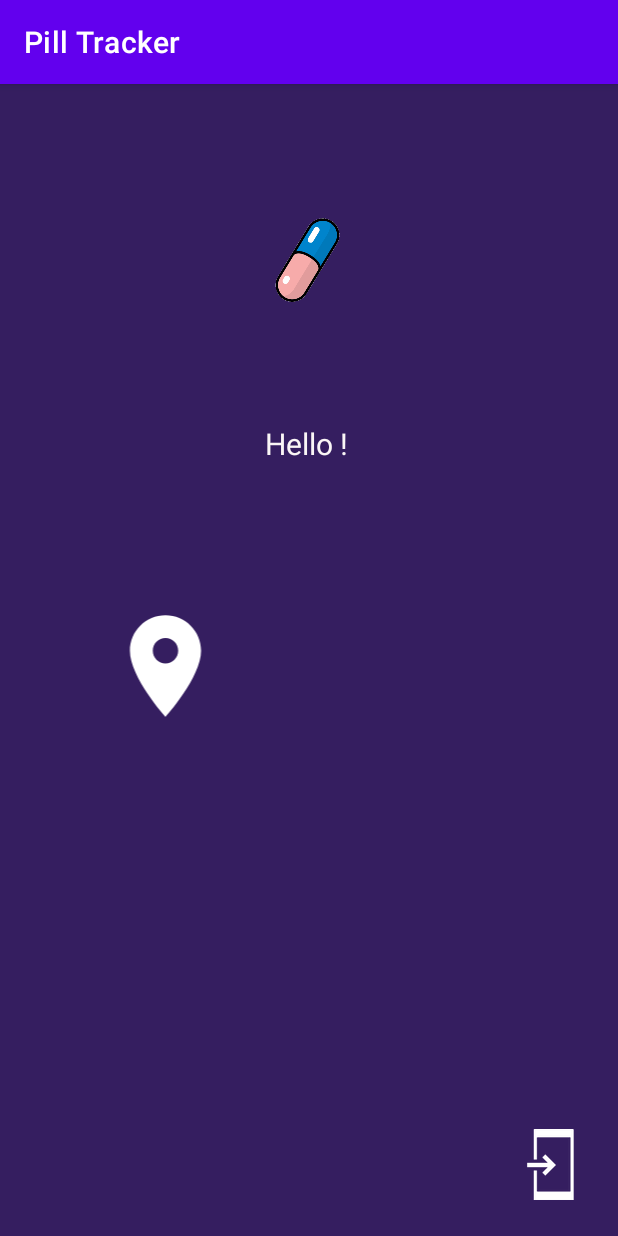
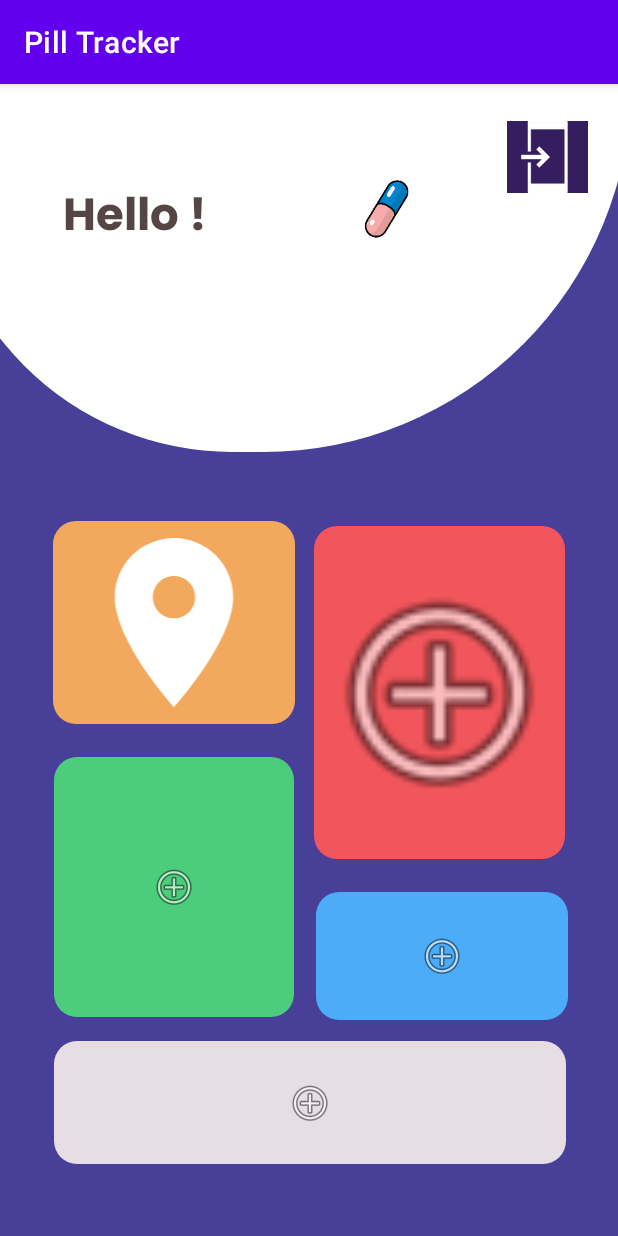
Before and after one commit to srividya-p/PillTracker, an Android app: the DashboardActivity screen opened directly, with no data from a screen before it, on a phone screen of 412 x 824 dp. Run offline under Robolectric (Android 15) with nearby library versions, the phone set to English and light mode, and no system bars; our stand-ins replace Firebase (no records; nobody signed in at launch, a user with empty details on screens opened directly), Picasso; pictures from the network do not load.

Commit message:
Dashboard and Add Activity XML

```diff
--- /dev/null
+++ b/app/src/main/res/drawable/round_btns.xml
@@ -0,0 +1,6 @@
+<?xml version="1.0" encoding="utf-8"?>
+<shape xmlns:android="http://schemas.android.com/apk/res/android">
+    <corners  android:radius="15dp"/>
+    <solid android:color="#EDC992E4"></solid>
+
+</shape>
--- /dev/null
+++ b/app/src/main/res/drawable/round_nav.xml
@@ -0,0 +1,7 @@
+<?xml version="1.0" encoding="utf-8"?>
+<shape xmlns:android="http://schemas.android.com/apk/res/android">
+    <corners
+        android:bottomLeftRadius="200dp"
+        android:bottomRightRadius="250dp"/>
+    <solid android:color="#FFFFFF"></solid>
+</shape>
--- /dev/null
+++ b/app/src/main/res/font/poppins_bold.xml
@@ -0,0 +1,7 @@
+<?xml version="1.0" encoding="utf-8"?>
+<font-family xmlns:app="http://schemas.android.com/apk/res-auto"
+        app:fontProviderAuthority="com.google.android.gms.fonts"
+        app:fontProviderPackage="com.google.android.gms"
+        app:fontProviderQuery="name=Poppins&amp;weight=700"
+        app:fontProviderCerts="@array/com_google_android_gms_fonts_certs">
+</font-family>
--- a/app/src/main/res/layout/activity_dashboard.xml
+++ b/app/src/main/res/layout/activity_dashboard.xml
@@ -4,55 +4,137 @@
     xmlns:tools="http://schemas.android.com/tools"
     android:layout_width="match_parent"
     android:layout_height="match_parent"
-    android:background="#351E60"
+    android:background="#473F98"
+    android:backgroundTint="#473F98"
     tools:context=".DashboardActivity">
 
-    <TextView
-        android:id="@+id/userGreet"
-        android:layout_width="wrap_content"
-        android:layout_height="wrap_content"
-        android:text="Anya please make some good UI"
-        android:textColor="#FAF6F6"
-        android:textSize="20sp"
+    <ImageView
+        android:id="@+id/locationTab"
+        android:layout_width="161dp"
+        android:layout_height="135dp"
+        android:background="@drawable/round_btns"
+        android:backgroundTint="#FFB25A"
         app:layout_constraintBottom_toBottomOf="parent"
         app:layout_constraintEnd_toEndOf="parent"
-        app:layout_constraintHorizontal_bias="0.495"
+        app:layout_constraintHorizontal_bias="0.14"
         app:layout_constraintStart_toStartOf="parent"
-        app:layout_constraintTop_toBottomOf="@+id/imageView2"
-        app:layout_constraintVertical_bias="0.095" />
+        app:layout_constraintTop_toTopOf="parent"
+        app:layout_constraintVertical_bias="0.461"
+        app:srcCompat="@drawable/ic_baseline_location_on_24" />
+
+    <ImageButton
+        android:id="@+id/imageButton4"
+        android:layout_width="167dp"
+        android:layout_height="222dp"
+        android:background="@drawable/round_btns"
+        android:backgroundTint="#FF5958"
+        android:contentDescription="Add Button"
+        android:scaleType="fitCenter"
+        app:layout_constraintBottom_toBottomOf="parent"
+        app:layout_constraintEnd_toEndOf="parent"
+        app:layout_constraintHorizontal_bias="0.856"
+        app:layout_constraintStart_toStartOf="parent"
+        app:layout_constraintTop_toTopOf="parent"
+        app:layout_constraintVertical_bias="0.54"
+        app:srcCompat="@android:drawable/ic_menu_add" />
+
+    <ImageButton
+        android:id="@+id/imageButton5"
+        android:layout_width="160dp"
+        android:layout_height="173dp"
+        android:background="@drawable/round_btns"
+        android:backgroundTint="#4CD97A"
+        android:contentDescription="View Statistics"
+        app:layout_constraintBottom_toBottomOf="parent"
+        app:layout_constraintEnd_toEndOf="parent"
+        app:layout_constraintHorizontal_bias="0.144"
+        app:layout_constraintStart_toStartOf="parent"
+        app:layout_constraintTop_toTopOf="parent"
+        app:layout_constraintVertical_bias="0.755"
+        app:srcCompat="@android:drawable/ic_menu_add" />
+
+    <ImageButton
+        android:id="@+id/imageButton6"
+        android:layout_width="168dp"
+        android:layout_height="85dp"
+        android:background="@drawable/round_btns"
+        android:backgroundTint="#4DB5FF"
+        android:contentDescription="Prescribed medicines"
+        app:layout_constraintBottom_toBottomOf="parent"
+        app:layout_constraintEnd_toEndOf="parent"
+        app:layout_constraintHorizontal_bias="0.864"
+        app:layout_constraintStart_toStartOf="parent"
+        app:layout_constraintTop_toTopOf="parent"
+        app:layout_constraintVertical_bias="0.789"
+        app:srcCompat="@android:drawable/ic_menu_add" />
+
+    <ImageButton
+        android:id="@+id/imageButton7"
+        android:layout_width="341dp"
+        android:layout_height="82dp"
+        android:background="@drawable/round_btns"
+        android:backgroundTint="#F4EAEA"
+        android:contentDescription="General Medicines"
+        app:layout_constraintBottom_toBottomOf="parent"
+        app:layout_constraintEnd_toEndOf="parent"
+        app:layout_constraintHorizontal_bias="0.514"
+        app:layout_constraintStart_toStartOf="parent"
+        app:layout_constraintTop_toTopOf="parent"
+        app:layout_constraintVertical_bias="0.93"
+        app:srcCompat="@android:drawable/ic_menu_add" />
+
+    <androidx.constraintlayout.widget.ConstraintLayout
+        android:layout_width="462dp"
+        android:layout_height="245dp"
+        android:background="@drawable/round_nav"
+        app:layout_constraintBottom_toBottomOf="parent"
+        app:layout_constraintEnd_toEndOf="parent"
+        app:layout_constraintHorizontal_bias="0.842"
+        app:layout_constraintStart_toStartOf="parent"
+        app:layout_constraintTop_toTopOf="parent"
+        app:layout_constraintVertical_bias="0.0">
 
         <ImageButton
             android:id="@+id/logoutImageButton"
             android:layout_width="54dp"
-        android:layout_height="47dp"
-        android:layout_marginEnd="16dp"
-        android:layout_marginBottom="24dp"
+            android:layout_height="48dp"
             android:background="#351E60"
+            android:contentDescription="logout"
             app:layout_constraintBottom_toBottomOf="parent"
             app:layout_constraintEnd_toEndOf="parent"
+            app:layout_constraintHorizontal_bias="0.929"
+            app:layout_constraintStart_toStartOf="parent"
+            app:layout_constraintTop_toTopOf="parent"
+            app:layout_constraintVertical_bias="0.126"
             app:srcCompat="@drawable/common_full_open_on_phone" />
 
         <ImageView
             android:id="@+id/imageView2"
-        android:layout_width="wrap_content"
-        android:layout_height="wrap_content"
-        android:layout_marginTop="64dp"
+            android:layout_width="76dp"
+            android:layout_height="74dp"
+            app:layout_constraintBottom_toBottomOf="parent"
             app:layout_constraintEnd_toEndOf="parent"
-        app:layout_constraintHorizontal_bias="0.498"
+            app:layout_constraintHorizontal_bias="0.677"
             app:layout_constraintStart_toStartOf="parent"
             app:layout_constraintTop_toTopOf="parent"
+            app:layout_constraintVertical_bias="0.272"
             app:srcCompat="@mipmap/ic_launcher_foreground" />
 
-    <ImageView
-        android:id="@+id/locationTab"
-        android:layout_width="103dp"
-        android:layout_height="81dp"
+        <TextView
+            android:id="@+id/userGreet"
+            android:layout_width="210dp"
+            android:layout_height="72dp"
+            android:fontFamily="@font/poppins_bold"
+            android:text="Welcome !!!"
+            android:textColor="#554545"
+            android:textSize="30sp"
             app:layout_constraintBottom_toBottomOf="parent"
             app:layout_constraintEnd_toEndOf="parent"
-        app:layout_constraintHorizontal_bias="0.191"
+            app:layout_constraintHorizontal_bias="0.33"
             app:layout_constraintStart_toStartOf="parent"
-        app:layout_constraintTop_toBottomOf="@+id/userGreet"
-        app:layout_constraintVertical_bias="0.217"
-        app:srcCompat="@drawable/ic_baseline_location_on_24" />
+            app:layout_constraintTop_toTopOf="parent"
+            app:layout_constraintVertical_bias="0.368" />
 
     </androidx.constraintlayout.widget.ConstraintLayout>
+
+</androidx.constraintlayout.widget.ConstraintLayout>
```
Also changed, not shown: app/src/main/java/com/example/pilltracker/Activity_Add_Medicine.java (added, +13 -0 lines), app/src/main/res/font/poppins_medium.xml (added, +7 -0 lines), app/src/main/res/layout/activity_add_medicine.xml (added, +215 -0 lines). Lines whose indentation alone changed are shown as unchanged.
